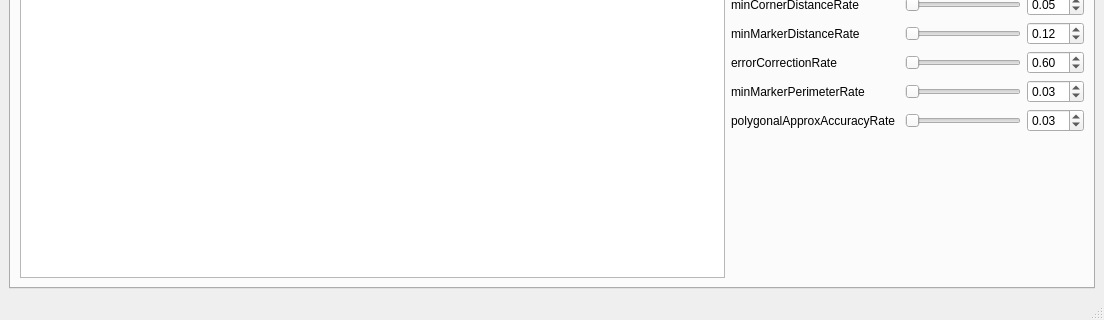
Qt form src/mainwindow.ui (TibaudoRomain/EchoBot) before a commit; both pictures show x 0 to 1104 and y 302 to 622 of the 1104 by 622 pixel window.
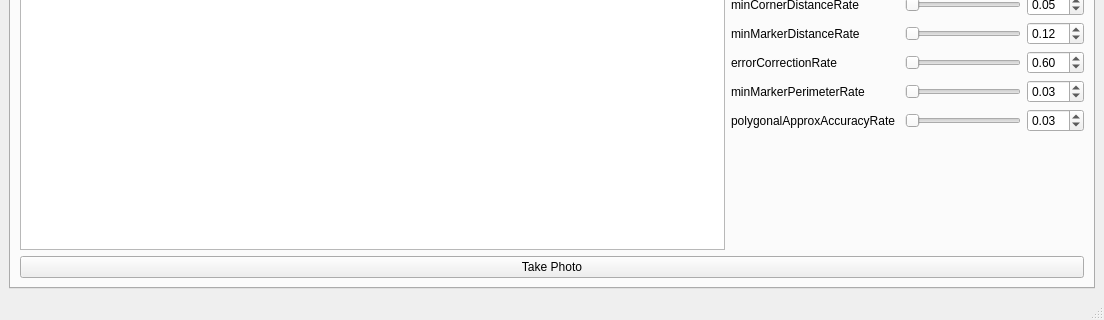
The same form after that commit. The open tabs and pages were chosen to show the change.

Patch:
```diff
--- a/src/mainwindow.ui
+++ b/src/mainwindow.ui
@@ -421,6 +421,13 @@
           </item>
          </layout>
         </item>
+        <item>
+         <widget class="QPushButton" name="TakePhoto">
+          <property name="text">
+           <string>Take Photo</string>
+          </property>
+         </widget>
+        </item>
        </layout>
       </widget>
      </widget>
```
Left out of the diff: 4 changed lines with no effect on the pictures.
